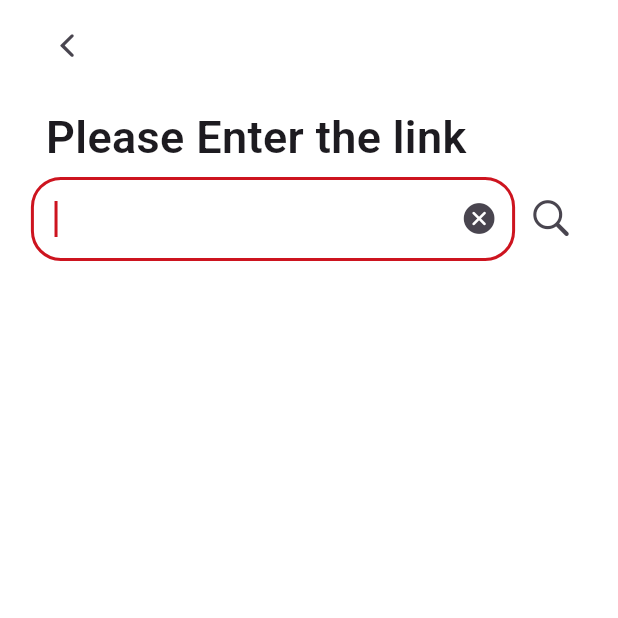
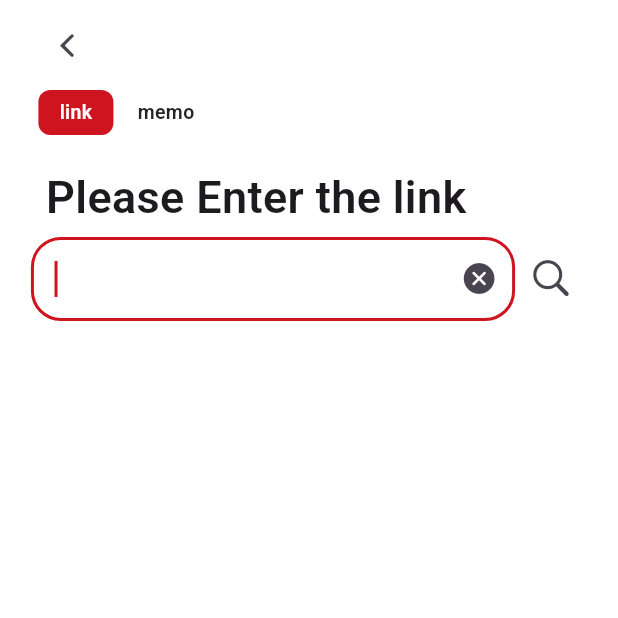
Before and after one commit to jsjp1/f_Tagify, a Flutter app: the AnalyzeScreen screen opened directly, on a phone screen of 412 x 824 dp, the top half of it. Run offline on Flutter 3.47's test engine with Material 3 defaults, Android fonts, the light colour scheme and no system bars; our stand-ins replace cached_network_image, easy_localization, flutter_dotenv, google_sign_in, package_info_plus, shared_preferences and 3 more; accounts and stored records are empty.

Commit message:
add analyze memo mode

```diff
--- a/lib/components/contents/common.dart
+++ b/lib/components/contents/common.dart
@@ -30,7 +30,7 @@ class Content {
       description: "",
       bookmark: false,
       tags: [],
-      type: "",
+      type: "post",
     );
   }
 
--- a/lib/components/contents/content_widget.dart
+++ b/lib/components/contents/content_widget.dart
@@ -132,7 +132,7 @@ Widget _buildContentList(List<Content> contents, double widgetWidth) {
         },
         child: ContentInstance(
           instanceWidth: widgetWidth,
-          instanceHeight: 135.0,
+          instanceHeight: 140.0,
           content: contents[idx],
         ),
       );
--- a/lib/components/home/navigation_bar.dart
+++ b/lib/components/home/navigation_bar.dart
@@ -5,7 +5,6 @@ import 'package:provider/provider.dart';
 import 'package:tagify/global.dart';
 import 'package:tagify/provider.dart';
 import 'package:tagify/screens/analyze_screen.dart';
-import 'package:tagify/screens/explore_screen.dart';
 import 'package:tagify/screens/explore_screen_ab.dart';
 import 'package:tagify/screens/home_screen.dart';
 import 'package:tagify/screens/tag_screen.dart';
@@ -15,8 +14,6 @@ class TagifyNavigationBar extends StatelessWidget {
 
   @override
   Widget build(BuildContext context) {
-    final provider = Provider.of<TagifyProvider>(context, listen: false);
-
     return Column(
       children: [
         Divider(
--- a/lib/screens/analyze_screen.dart
+++ b/lib/screens/analyze_screen.dart
@@ -8,6 +8,7 @@ import 'package:tagify/components/analyze/content_edit_widget.dart';
 import 'package:tagify/components/contents/common.dart';
 import 'package:tagify/global.dart';
 import 'package:tagify/provider.dart';
+import 'package:tagify/utils/util.dart';
 
 class AnalyzeScreen extends StatefulWidget {
   const AnalyzeScreen({super.key});
@@ -22,6 +23,9 @@ class AnalyzeScreenState extends State<AnalyzeScreen> {
   bool invalidUrl = false;
   bool alreadyExistsError = false;
 
+  final analyzeMode = ["link", "memo"]; // TODO: localization
+  int currentModeIndex = 0;
+
   Future<void> _contentAnalyze(
       String url, String lang, String contentType) async {
     final provider = Provider.of<TagifyProvider>(context, listen: false);
@@ -35,6 +39,7 @@ class AnalyzeScreenState extends State<AnalyzeScreen> {
 
   @override
   Widget build(BuildContext context) {
+    bool isDarkMode = Theme.of(context).brightness == Brightness.dark;
     final double pageWidth = MediaQuery.of(context).size.width * (0.9);
 
     return Scaffold(
@@ -42,9 +47,7 @@ class AnalyzeScreenState extends State<AnalyzeScreen> {
       body: SafeArea(
         top: true,
         bottom: false,
-        child: Stack(
-          children: [
-            Center(
+        child: Center(
           child: SizedBox(
             width: pageWidth,
             child: Column(
@@ -62,8 +65,57 @@ class AnalyzeScreenState extends State<AnalyzeScreen> {
                     ),
                   ),
                 ),
+                // TODO
+                SizedBox(
+                  height: 30.0,
+                  child: ListView.builder(
+                    scrollDirection: Axis.horizontal,
+                    itemCount: analyzeMode.length,
+                    itemBuilder: (context, index) {
+                      return Padding(
+                        padding: EdgeInsets.symmetric(horizontal: 5.0),
+                        child: GestureDetector(
+                          onTap: () {
+                            setState(() {
+                              currentModeIndex = index;
+                            });
+                          },
+                          child: Container(
+                            width: 50.0,
+                            height: 30.0,
+                            decoration: BoxDecoration(
+                              color: index == currentModeIndex
+                                  ? mainColor
+                                  : Colors.transparent,
+                              borderRadius: BorderRadius.circular(8.0),
+                            ),
+                            child: Padding(
+                              padding: EdgeInsets.all(0.0),
+                              child: Center(
+                                child: GlobalText(
+                                  localizeText: analyzeMode[index],
+                                  textColor: index == currentModeIndex
+                                      ? (isDarkMode
+                                          ? lightBlackBackgroundColor
+                                          : whiteBackgroundColor)
+                                      : (isDarkMode
+                                          ? whiteBackgroundColor
+                                          : lightBlackBackgroundColor),
+                                  isBold: true,
+                                  textSize: 13.0,
+                                ),
+                              ),
+                            ),
+                          ),
+                        ),
+                      );
+                    },
+                  ),
+                ),
+                const SizedBox(height: 10.0),
                 // 링크 검색 텍스트 부분
-                    Padding(
+                currentModeIndex == 0
+                    ? Padding(
                         padding: EdgeInsets.only(left: 10.0, top: 10.0),
                         child: Align(
                           alignment: Alignment.centerLeft,
@@ -74,9 +126,11 @@ class AnalyzeScreenState extends State<AnalyzeScreen> {
                             isBold: true,
                           ),
                         ),
-                    ),
+                      )
+                    : SizedBox.shrink(),
                 // 링크 검색 텍스트 필드 부분
-                    SizedBox(
+                currentModeIndex == 0
+                    ? SizedBox(
                         height: MediaQuery.of(context).size.height * (0.08),
                         child: Row(
                           children: [
@@ -91,13 +145,13 @@ class AnalyzeScreenState extends State<AnalyzeScreen> {
                                     borderSide: BorderSide(width: 2.0),
                                   ),
                                   focusedBorder: OutlineInputBorder(
-                                  borderSide:
-                                      BorderSide(color: mainColor, width: 2.0),
+                                    borderSide: BorderSide(
+                                        color: mainColor, width: 2.0),
                                     borderRadius: BorderRadius.circular(20.0),
                                   ),
                                   suffixIcon: IconButton(
-                                  icon:
-                                      Icon(CupertinoIcons.clear_circled_solid),
+                                    icon: Icon(
+                                        CupertinoIcons.clear_circled_solid),
                                     onPressed: () {
                                       _controller.text = "";
                                     },
@@ -143,7 +197,8 @@ class AnalyzeScreenState extends State<AnalyzeScreen> {
                             ),
                           ],
                         ),
-                    ),
+                      )
+                    : SizedBox.shrink(),
                 invalidUrl
                     ? SizedBox(
                         height: 15.0,
@@ -169,8 +224,7 @@ class AnalyzeScreenState extends State<AnalyzeScreen> {
                               child: Align(
                                 alignment: Alignment.centerLeft,
                                 child: GlobalText(
-                                      localizeText:
-                                          "analyze_screen_already_exists",
+                                  localizeText: "analyze_screen_already_exists",
                                   textSize: 13.5,
                                   textColor: mainColor,
                                   localization: true,
@@ -180,37 +234,33 @@ class AnalyzeScreenState extends State<AnalyzeScreen> {
                             ),
                           )
                         : SizedBox(height: 15.0),
+
+                // 컨텐츠 정보 나열, 스크롤 가능 부분
+                currentModeIndex == 0 // link 모드
+                    ? futureContent.data != null
+                        ? Expanded(
+                            child: ContentEditWidget(
+                              isLink: true,
+                              content: futureContent.data!,
+                              isEdit: false,
+                              widgetWidth: pageWidth,
+                            ),
+                          )
+                        : SizedBox.shrink()
+                    : Expanded(
+                        // memo 모드
+                        child: ContentEditWidget(
+                          isLink: false,
+                          content: Content.empty(),
+                          isEdit: false,
+                          widgetWidth: pageWidth,
+                        ),
+                      )
               ],
             ),
           ),
         ),
-
-            // 컨텐츠 정보 나열, 스크롤 가능 부분
-            if (futureContent.data != null)
-              Positioned(
-                top: MediaQuery.of(context).size.height * (0.08) + 140.0,
-                left: 0,
-                right: 0,
-                bottom: 0,
-                child: ContentEditWidget(
-                  content: futureContent.data!,
-                  isEdit: false,
-                  widgetWidth: pageWidth,
-                ),
-              ),
-          ],
-        ),
       ),
     );
   }
-
-  bool isVideo(String url) {
-    // TODO: 로직 개선
-    return url.contains("youtu");
 }
-
-  bool isValidUrl(String url) {
-    final uri = Uri.tryParse(url);
-    return uri != null && uri.hasAbsolutePath;
-  }
-}
--- a/lib/screens/content_edit_screen.dart
+++ b/lib/screens/content_edit_screen.dart
@@ -48,6 +48,7 @@ class ContentEditScreenState extends State<ContentEditScreen> {
                     // 컨텐츠 정보 나열, 스크롤 가능 부분
                     Expanded(
                       child: ContentEditWidget(
+                        isLink: true,
                         content: widget.content,
                         isEdit: true,
                         widgetWidth: pageWidth,
--- a/lib/screens/settings_screen.dart
+++ b/lib/screens/settings_screen.dart
@@ -68,7 +68,7 @@ class SettingsScreenState extends State<SettingsScreen> {
                               )
                             : Icon(
                                 CupertinoIcons.person_crop_circle_fill,
-                                size: profileImageHeight,
+                                size: settingsScreenProfileImageHeight,
                                 color: Colors.grey,
                               ),
                       ),
--- a/lib/utils/util.dart
+++ b/lib/utils/util.dart
@@ -78,3 +78,8 @@ Map<String, dynamic> contentListToMap(List<Content> contents) {
     "contents": contents.map((content) => content.toJson()).toList(),
   };
 }
+
+bool isValidUrl(String url) {
+  final uri = Uri.tryParse(url);
+  return uri != null && uri.hasAbsolutePath;
+}
```
Also changed, not shown: lib/components/analyze/content_edit_widget.dart (+13 -9 lines), lib/components/contents/content_instance.dart (+13 -9 lines), lib/screens/content_detail_screen.dart (+5 -2 lines). Lines whose indentation alone changed are shown as unchanged.
